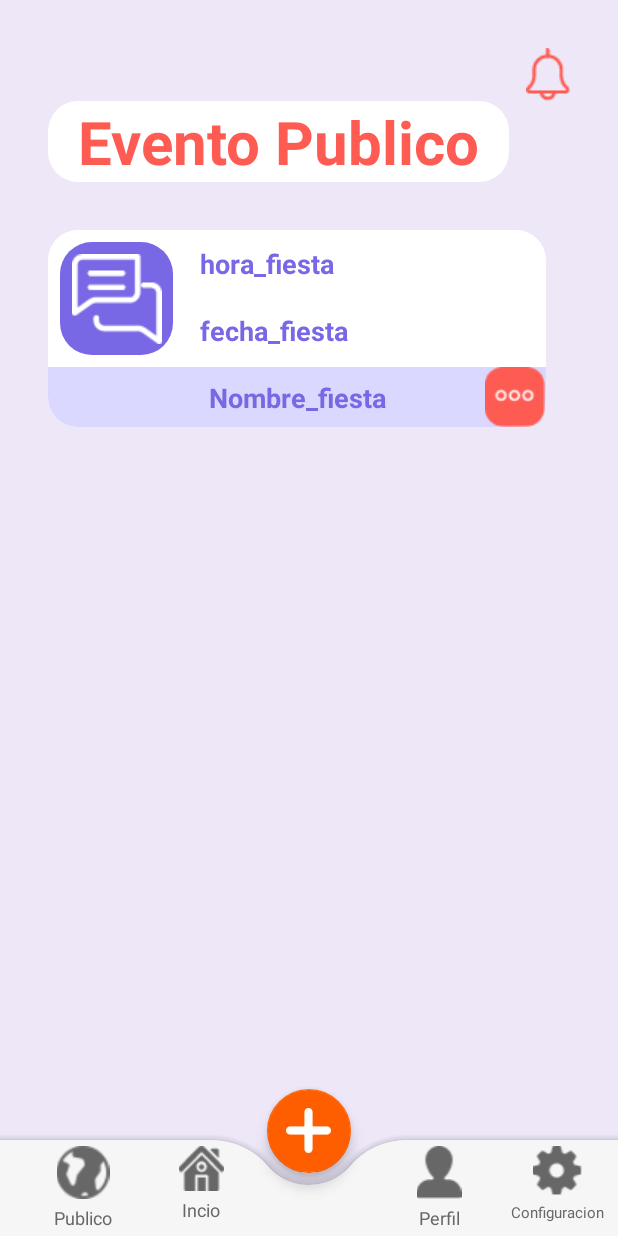
After one commit to guidochavarris2/reuu_premium, an Android app: the EventosPublicos screen opened directly, with no data from a screen before it, on a phone screen of 412 x 824 dp. The commit adds this screen. Run offline under Robolectric (Android 15) with nearby library versions, the phone set to English and light mode, and no system bars.

Commit message:
eventoPublico

```diff
--- /dev/null
+++ b/app/src/main/java/com/example/reeu_premium/EventosPublicos.java
@@ -0,0 +1,14 @@
+package com.example.reeu_premium;
+
+import androidx.appcompat.app.AppCompatActivity;
+
+import android.os.Bundle;
+
+public class EventosPublicos extends AppCompatActivity {
+
+    @Override
+    protected void onCreate(Bundle savedInstanceState) {
+        super.onCreate(savedInstanceState);
+        setContentView(R.layout.activity_eventos_publicos);
+    }
+}
--- /dev/null
+++ b/app/src/main/res/layout/activity_eventos_publicos.xml
@@ -0,0 +1,313 @@
+<?xml version="1.0" encoding="utf-8"?>
+<androidx.constraintlayout.widget.ConstraintLayout xmlns:android="http://schemas.android.com/apk/res/android"
+    xmlns:app="http://schemas.android.com/apk/res-auto"
+    xmlns:tools="http://schemas.android.com/tools"
+    android:layout_width="match_parent"
+    android:layout_height="match_parent"
+    android:background="#EDE7F8">
+
+    <ScrollView
+        android:layout_width="match_parent"
+        android:layout_height="match_parent"
+        app:layout_constraintBottom_toBottomOf="parent"
+        app:layout_constraintEnd_toEndOf="parent"
+        app:layout_constraintStart_toStartOf="parent"
+        app:layout_constraintTop_toTopOf="parent">
+
+        <LinearLayout
+            android:layout_width="match_parent"
+            android:layout_height="wrap_content"
+            android:orientation="vertical"
+            android:paddingStart="32dp"
+            android:paddingEnd="32dp">
+
+            <ImageView
+                android:id="@+id/imageView6"
+                android:layout_width="wrap_content"
+                android:layout_height="wrap_content"
+                android:layout_gravity="end"
+                android:layout_marginTop="32dp"
+                app:srcCompat="@drawable/bell" />
+
+            <androidx.constraintlayout.widget.ConstraintLayout
+                android:layout_width="match_parent"
+                android:layout_height="match_parent">
+
+                <TextView
+                    android:id="@+id/txtevent_public"
+                    android:layout_width="wrap_content"
+                    android:layout_height="wrap_content"
+                    android:text="  Evento Publico  "
+                    android:textColor="#fe5b52"
+                    android:textSize="40dp"
+                    android:background="@drawable/white_background"
+                    android:textStyle="bold"
+                    app:layout_constraintStart_toStartOf="parent"
+                    app:layout_constraintTop_toTopOf="parent" />
+            </androidx.constraintlayout.widget.ConstraintLayout>
+            <!-- conevertir en un reciclerview o algo -->
+            <LinearLayout
+                android:layout_width="match_parent"
+                android:layout_height="match_parent"
+                android:layout_marginTop="16dp"
+                android:orientation="vertical">
+
+                <!-- modelo de etiqueta -->
+                    <LinearLayout
+                        android:layout_width="match_parent"
+                        android:layout_height="match_parent"
+                        android:layout_marginTop="16dp"
+                        android:layout_marginEnd="16dp"
+                        android:layout_marginBottom="16dp"
+                        android:layout_weight="1"
+                        android:background="@drawable/white_background"
+                        android:orientation="vertical">
+
+                        <LinearLayout
+                            android:layout_width="wrap_content"
+                            android:layout_height="wrap_content"
+                            android:orientation="horizontal">
+
+                            <androidx.constraintlayout.widget.ConstraintLayout
+                                android:layout_width="75dp"
+                                android:layout_height="75dp"
+                                android:layout_margin="8dp"
+                                android:background="@drawable/purple_background">
+                                <!-- imagen?? -->
+                                <ImageView
+                                    android:id="@+id/imageViewfwefew"
+                                    android:layout_width="wrap_content"
+                                    android:layout_height="wrap_content"
+                                    app:layout_constraintBottom_toBottomOf="parent"
+                                    app:layout_constraintEnd_toEndOf="parent"
+                                    app:layout_constraintStart_toStartOf="parent"
+                                    app:layout_constraintTop_toTopOf="parent"
+                                    app:srcCompat="@drawable/ic_1" />
+                            </androidx.constraintlayout.widget.ConstraintLayout>
+                            <LinearLayout
+                                android:layout_width="match_parent"
+                                android:layout_height="wrap_content"
+                                android:orientation="vertical">
+                                <TextView
+                                    android:id="@+id/hora_fiesta"
+                                    android:layout_width="wrap_content"
+                                    android:layout_height="wrap_content"
+                                    android:layout_margin="10dp"
+                                    android:text="hora_fiesta"
+                                    android:textColor="#7868e5"
+                                    android:textSize="18sp"
+                                    android:textStyle="bold"
+                                    app:layout_constraintEnd_toEndOf="parent"
+                                    app:layout_constraintStart_toStartOf="parent"
+                                    app:layout_constraintTop_toTopOf="parent"/>
+                                <TextView
+                                    android:id="@+id/none"
+                                    android:layout_width="wrap_content"
+                                    android:layout_height="wrap_content"
+                                    android:layout_margin="10dp"
+                                    android:text="fecha_fiesta"
+                                    android:textColor="#7868e5"
+                                    android:textSize="18sp"
+                                    android:textStyle="bold"
+                                    app:layout_constraintEnd_toEndOf="parent"
+                                    app:layout_constraintStart_toStartOf="parent"
+                                    app:layout_constraintTop_toTopOf="parent"/>
+                            </LinearLayout>
+                        </LinearLayout>
+                        <androidx.constraintlayout.widget.ConstraintLayout
+                            android:layout_width="match_parent"
+                            android:layout_height="40dp"
+                            android:background="@drawable/purple2_background">
+
+                            <TextView
+                                android:id="@+id/Nombre_fiesta"
+                                android:layout_width="wrap_content"
+                                android:layout_height="wrap_content"
+                                android:text="Nombre_fiesta"
+                                android:textColor="#7868e5"
+                                android:textSize="18sp"
+                                android:textStyle="bold"
+                                app:layout_constraintBottom_toBottomOf="parent"
+                                app:layout_constraintEnd_toEndOf="parent"
+                                app:layout_constraintStart_toStartOf="parent"
+                                app:layout_constraintTop_toTopOf="parent" />
+
+                            <ImageView
+                                android:id="@+id/imageViewfewfw"
+                                android:layout_width="wrap_content"
+                                android:layout_height="wrap_content"
+                                app:layout_constraintBottom_toBottomOf="parent"
+                                app:layout_constraintEnd_toEndOf="parent"
+                                app:layout_constraintTop_toTopOf="parent"
+                                app:srcCompat="@drawable/ic_dot" />
+                        </androidx.constraintlayout.widget.ConstraintLayout>
+                    </LinearLayout>
+                <!-- modelo de etiqueta -->
+            </LinearLayout>
+        </LinearLayout>
+    </ScrollView>
+
+    <androidx.coordinatorlayout.widget.CoordinatorLayout
+        android:id="@+id/coordinatorLayout"
+        android:layout_width="match_parent"
+        android:layout_height="100dp"
+        app:layout_constraintBottom_toBottomOf="parent"
+        app:layout_constraintEnd_toEndOf="parent"
+        app:layout_constraintStart_toStartOf="parent">
+
+        <com.google.android.material.bottomappbar.BottomAppBar
+            android:id="@+id/app_bar"
+            android:layout_width="match_parent"
+            android:layout_height="wrap_content"
+            android:layout_gravity="bottom"
+            android:backgroundTint="#F6F6F6"
+            app:fabCradleMargin="8dp"
+            app:fabCradleRoundedCornerRadius="50dp"
+            app:fabCradleVerticalOffset="6dp">
+
+            <LinearLayout
+                android:layout_width="match_parent"
+                android:layout_height="wrap_content"
+                android:orientation="horizontal">
+
+                <LinearLayout
+                    android:layout_width="0dp"
+                    android:layout_height="match_parent"
+                    android:layout_weight="0.2"
+                    android:orientation="vertical">
+
+                    <ImageView
+                        android:id="@+id/mundo"
+                        android:layout_width="match_parent"
+                        android:layout_height="wrap_content"
+                        android:layout_marginTop="4dp"
+                        android:layout_weight="1"
+                        app:srcCompat="@drawable/mapa_mundo" />
+
+                    <TextView
+                        android:id="@+id/txtpublico"
+                        android:layout_width="match_parent"
+                        android:layout_height="wrap_content"
+                        android:layout_margin="4dp"
+                        android:text="Publico"
+                        android:textAlignment="center"
+                        android:textColor="#686767"
+                        android:textSize="12sp" />
+
+                </LinearLayout>
+
+                <LinearLayout
+                    android:layout_width="0dp"
+                    android:layout_height="match_parent"
+                    android:layout_weight="0.2"
+                    android:orientation="vertical">
+
+                    <ImageView
+                        android:id="@+id/inicio"
+                        android:layout_width="match_parent"
+                        android:layout_height="wrap_content"
+                        android:layout_marginTop="4dp"
+                        app:srcCompat="@drawable/bottom_btn1" />
+
+                    <TextView
+                        android:id="@+id/txtinicio"
+                        android:layout_width="match_parent"
+                        android:layout_height="wrap_content"
+                        android:layout_margin="4dp"
+                        android:text="Incio"
+                        android:textAlignment="center"
+                        android:textColor="#686767"
+                        android:textSize="12sp" />
+
+                </LinearLayout>
+
+                <LinearLayout
+                    android:layout_width="0dp"
+                    android:layout_height="match_parent"
+                    android:layout_weight="0.2"
+                    android:orientation="vertical"
+                    android:visibility="invisible">
+
+                    <ImageView
+                        android:id="@+id/space"
+                        android:layout_width="match_parent"
+                        android:layout_height="wrap_content"
+                        app:srcCompat="@drawable/bottom_btn1" />
+
+                    <TextView
+                        android:id="@+id/space2"
+                        android:layout_width="match_parent"
+                        android:layout_height="wrap_content"
+                        android:layout_margin="4dp"
+                        android:text="Home"
+                        android:textAlignment="center"
+                        android:textColor="#F85500"
+                        android:textSize="12sp" />
+
+                </LinearLayout>
+
+                <LinearLayout
+                    android:layout_width="0dp"
+                    android:layout_height="match_parent"
+                    android:layout_weight="0.2"
+                    android:orientation="vertical">
+
+                    <ImageView
+                        android:id="@+id/perfil"
+                        android:layout_width="match_parent"
+                        android:layout_height="wrap_content"
+                        android:layout_marginTop="4dp"
+                        app:srcCompat="@drawable/bottom_btn2"/>
+
+                    <TextView
+                        android:id="@+id/txtperfil"
+                        android:layout_width="match_parent"
+                        android:layout_height="wrap_content"
+                        android:layout_margin="4dp"
+                        android:text="Perfil"
+                        android:textAlignment="center"
+                        android:textColor="#686767"
+                        android:textSize="12sp" />
+
+                </LinearLayout>
+
+                <LinearLayout
+                    android:layout_width="0dp"
+                    android:layout_height="match_parent"
+                    android:layout_weight="0.2"
+                    android:orientation="vertical">
+
+                    <ImageView
+                        android:id="@+id/configuracion"
+                        android:layout_width="match_parent"
+                        android:layout_height="wrap_content"
+                        android:layout_marginTop="4dp"
+                        app:srcCompat="@drawable/bottom_btn4" />
+
+                    <TextView
+                        android:id="@+id/txtconfiguracion"
+                        android:layout_width="match_parent"
+                        android:layout_height="wrap_content"
+                        android:layout_margin="4dp"
+                        android:text="Configuracion"
+                        android:textAlignment="center"
+                        android:textColor="#686767"
+                        android:textSize="10sp" />
+
+                </LinearLayout>
+            </LinearLayout>
+        </com.google.android.material.bottomappbar.BottomAppBar>
+
+        <com.google.android.material.floatingactionbutton.FloatingActionButton
+            android:layout_width="wrap_content"
+            android:layout_height="wrap_content"
+            android:backgroundTint="#FF5E00"
+            android:src="@drawable/anadir"
+            app:backgroundTint="#FF5E00"
+            app:layout_anchor="@id/app_bar"
+            app:maxImageSize="30dp"
+            app:tint="#ffffff" />
+
+    </androidx.coordinatorlayout.widget.CoordinatorLayout>
+
+</androidx.constraintlayout.widget.ConstraintLayout>
```
Also changed, not shown: app/src/main/AndroidManifest.xml (+7 -0 lines), app/src/main/res/drawable/anadir.png (added), app/src/main/res/drawable/mapa_mundo.png (added), app/src/main/res/layout/activity_main.xml (line endings or trailing spaces).
